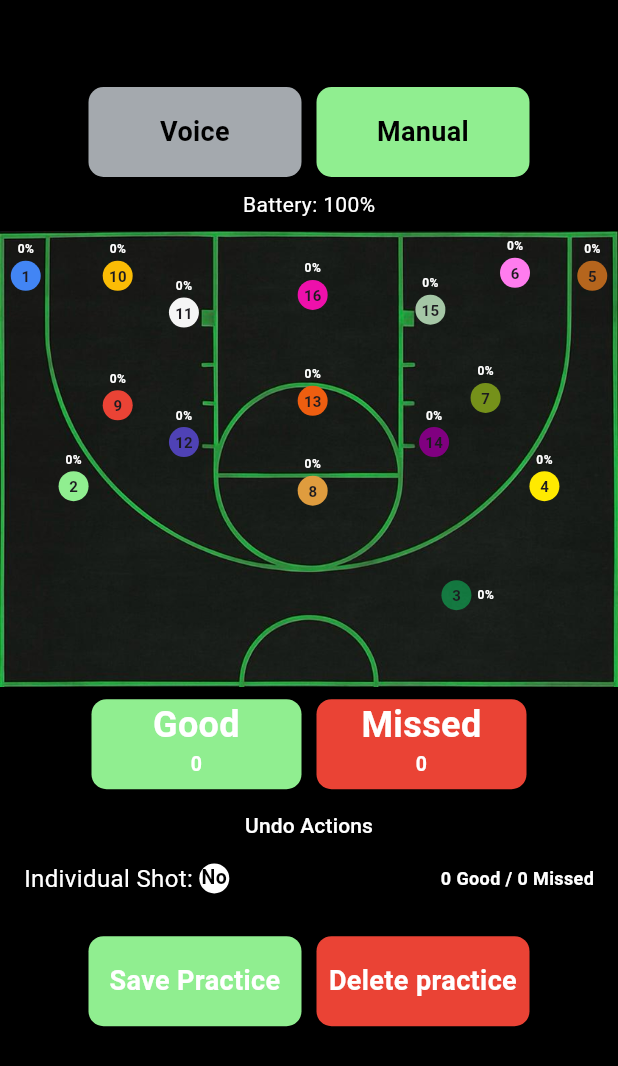
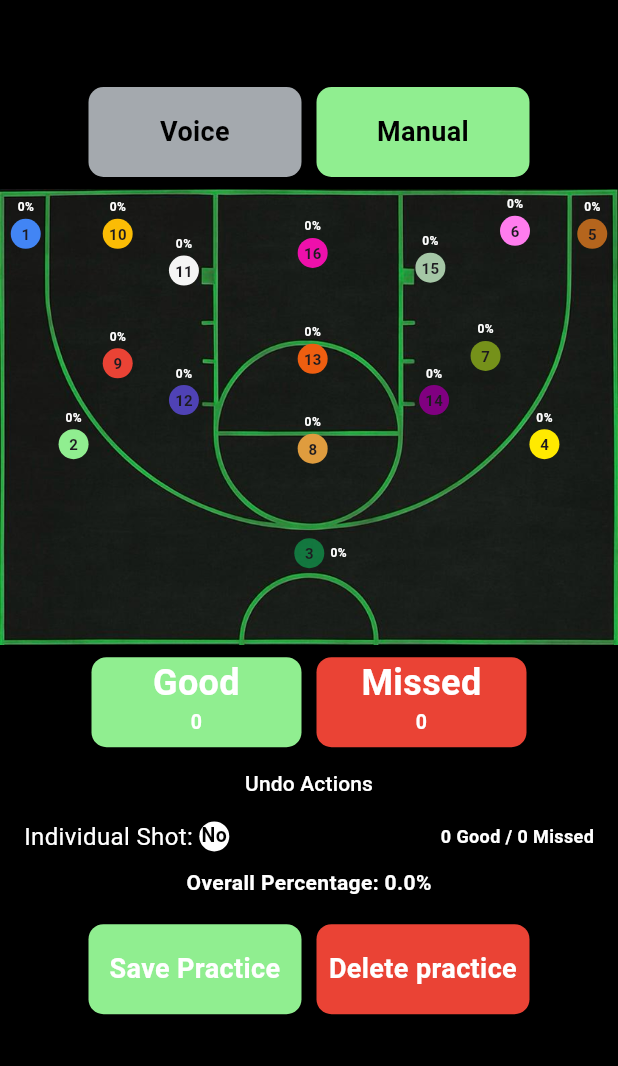
Before and after one commit to fwdAndroid/swee16, a Flutter app: the HomePage screen opened directly, on a phone screen of 412 x 824 dp. Shown: the top 1066 px of the screen. Run offline on Flutter 3.47's test engine with Material 3 defaults, Android fonts, the phone set to English and light mode, and no system bars; our stand-ins replace battery_plus, cloud_firestore, firebase_auth, firebase_core, google_fonts, google_sign_in and 2 more; accounts and stored records are empty.

Commit message:
Overall Percentages

```diff
--- a/lib/helper/percentage_helper.dart
+++ b/lib/helper/percentage_helper.dart
@@ -2,3 +2,12 @@ int calculatePercentage(int good, int missed) {
   final total = good + missed;
   return total > 0 ? ((good / total) * 100).round() : 0;
 }
+
+// Add this to your percentage_helper.dart
+String calculateOverallPercentage(int totalGood, int totalMissed) {
+  final totalShots = totalGood + totalMissed;
+  if (totalShots == 0) return '0.0%'; // Handle division by zero case
+
+  final percentage = (totalGood / totalShots) * 100;
+  return '${percentage.toStringAsFixed(1)}%'; // Format to 1 decimal place
+}
--- a/lib/model/spot_model.dart
+++ b/lib/model/spot_model.dart
@@ -16,7 +16,7 @@ class Spot {
 final List<Spot> spots = [
   Spot(number: 1, color: blueLight, x: -385, y: 7),
   Spot(number: 2, color: lightGreen, x: -320, y: 150),
-  Spot(number: 3, color: brightNeonGreen, x: 300, y: 185),
+  Spot(number: 3, color: brightNeonGreen, x: 200, y: 185),
   Spot(number: 4, color: vivedYellow, x: 320, y: 150),
   Spot(number: 5, color: brownishOrange, x: 385, y: 7),
   Spot(number: 6, color: hotPink, x: 280, y: 5),
--- a/lib/screens/main/pages/home_page.dart
+++ b/lib/screens/main/pages/home_page.dart
@@ -107,20 +107,6 @@ class _HomePageState extends State<HomePage> with WidgetsBindingObserver {
                       ),
                     ],
                   ),
-                  if (practiceProvider.batteryLevel != null)
-                    Padding(
-                      padding: const EdgeInsets.only(top: 8.0),
-                      child: Text(
-                        'Battery: ${practiceProvider.batteryLevel}%',
-                        style: TextStyle(
-                          color:
-                              practiceProvider.batteryLevel! < 20
-                                  ? Colors.red
-                                  : whiteColor,
-                          fontSize: 14,
-                        ),
-                      ),
-                    ),
                 ],
               ),
             ),
@@ -188,18 +174,6 @@ class _HomePageState extends State<HomePage> with WidgetsBindingObserver {
                             },
                           ),
                         ),
-                      // for (final spot in spots)
-                      //   Positioned(
-                      //     // Use Positioned directly here, not Positioned.fill inside BuildCircleWidget
-                      //     left: (spot.x / courtWidth) * box.maxWidth,
-                      //     top: (spot.y / courtHeight) * box.maxHeight,
-                      //     child: BuildCircleWidget(
-                      //       number: spot.number,
-                      //       color: spot.color,
-
-                      //       },
-                      //     ),
-                      //   ),
                     ],
                   );
                 },
@@ -304,7 +278,14 @@ class _HomePageState extends State<HomePage> with WidgetsBindingObserver {
                       ],
                     ),
                   ),
-
+                  Text(
+                    'Overall Percentage: ${calculateOverallPercentage(practiceProvider.totalGood, practiceProvider.totalMissed)}',
+                    style: TextStyle(
+                      color: whiteColor,
+                      fontSize: 14,
+                      fontWeight: FontWeight.bold,
+                    ),
+                  ),
                   Padding(
                     padding: const EdgeInsets.all(8.0),
                     child: Column(
--- a/lib/screens/settings/subscription.dart
+++ b/lib/screens/settings/subscription.dart
@@ -39,7 +39,7 @@ class _SubscriptionState extends State<Subscription> {
               child: ListTile(
                 leading: Icon(Icons.monetization_on, color: whiteColor),
                 title: Text(
-                  "2 \$",
+                  "\$2.99",
                   style: GoogleFonts.poppins(color: whiteColor),
                 ),
                 subtitle: Text(
@@ -55,7 +55,7 @@ class _SubscriptionState extends State<Subscription> {
               child: ListTile(
                 leading: Icon(Icons.monetization_on, color: whiteColor),
                 title: Text(
-                  "29 \$",
+                  "\$39.99",
                   style: GoogleFonts.poppins(color: whiteColor),
                 ),
                 subtitle: Text(
```
